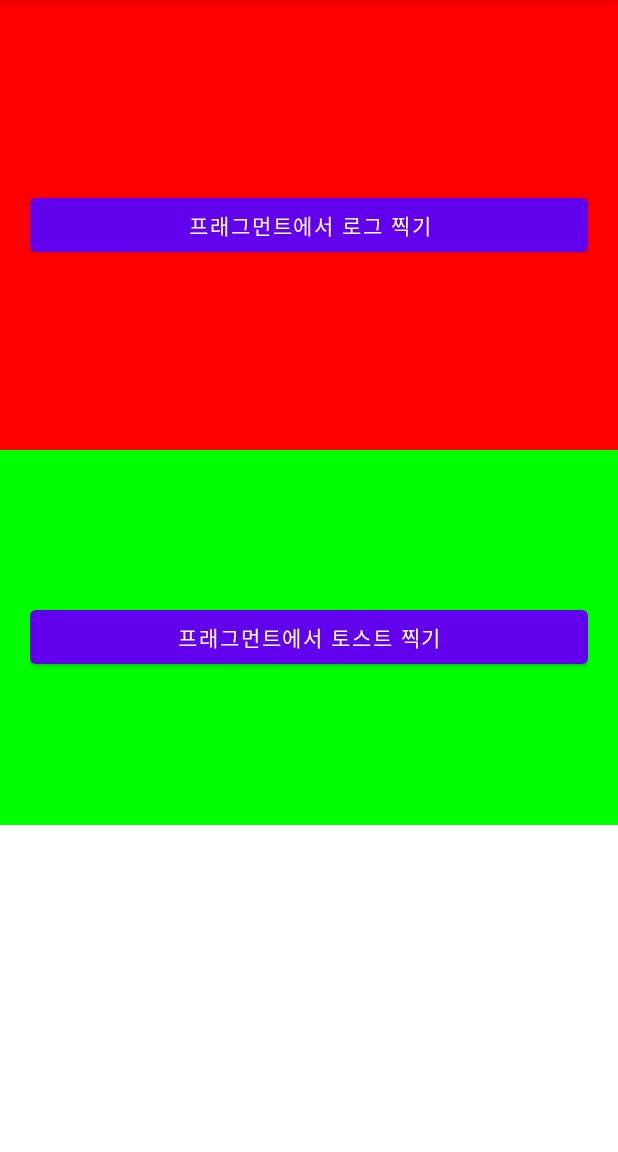
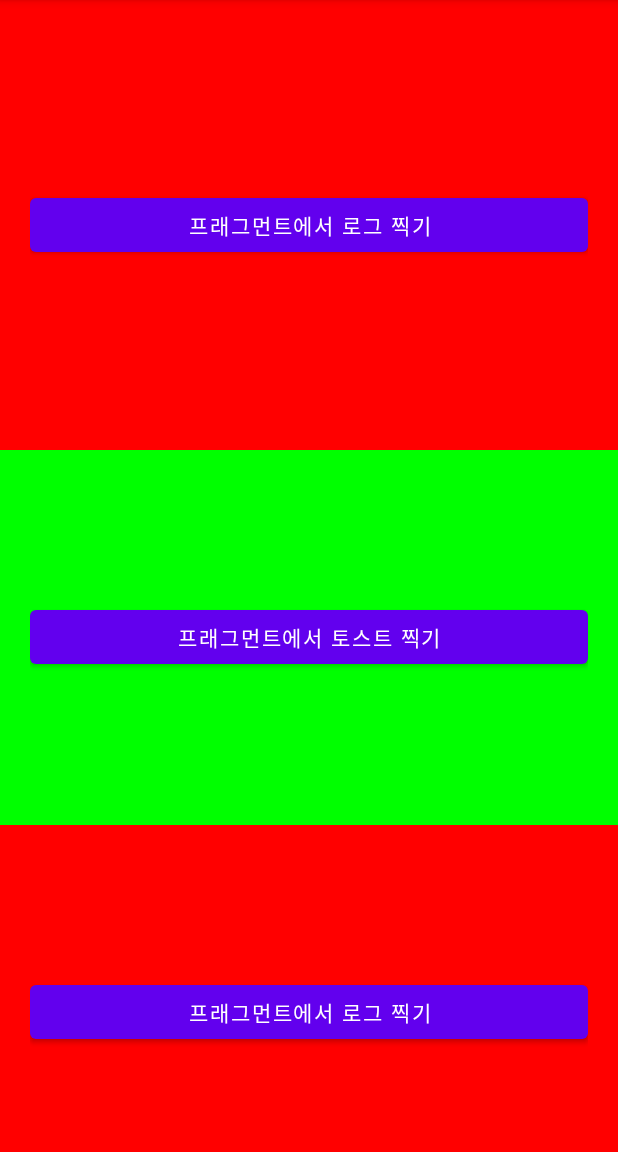
Before and after one commit to nepp-plus/Fragment_20220604, an Android app: the screen it shows after launch (MainActivity), on a phone screen of 412 x 824 dp, the part 84-1236 px from its top. Run offline under Robolectric (Android 15) with nearby library versions, the phone set to English and light mode, and no system bars.

Commit message:
프래그먼트 클래스를 여러 인스턴스로 생성 체험

```diff
--- a/app/src/main/res/layout/activity_main.xml
+++ b/app/src/main/res/layout/activity_main.xml
@@ -20,4 +20,10 @@
         android:layout_height="250dp"
         class="com.neppplus.fragment_20220604.fragments.ToastFragment" />
 
+    <fragment
+        android:tag="로그찍기2"
+        android:layout_width="match_parent"
+        android:layout_height="250dp"
+        class="com.neppplus.fragment_20220604.fragments.LogFragment" />
+
 </LinearLayout>
```
